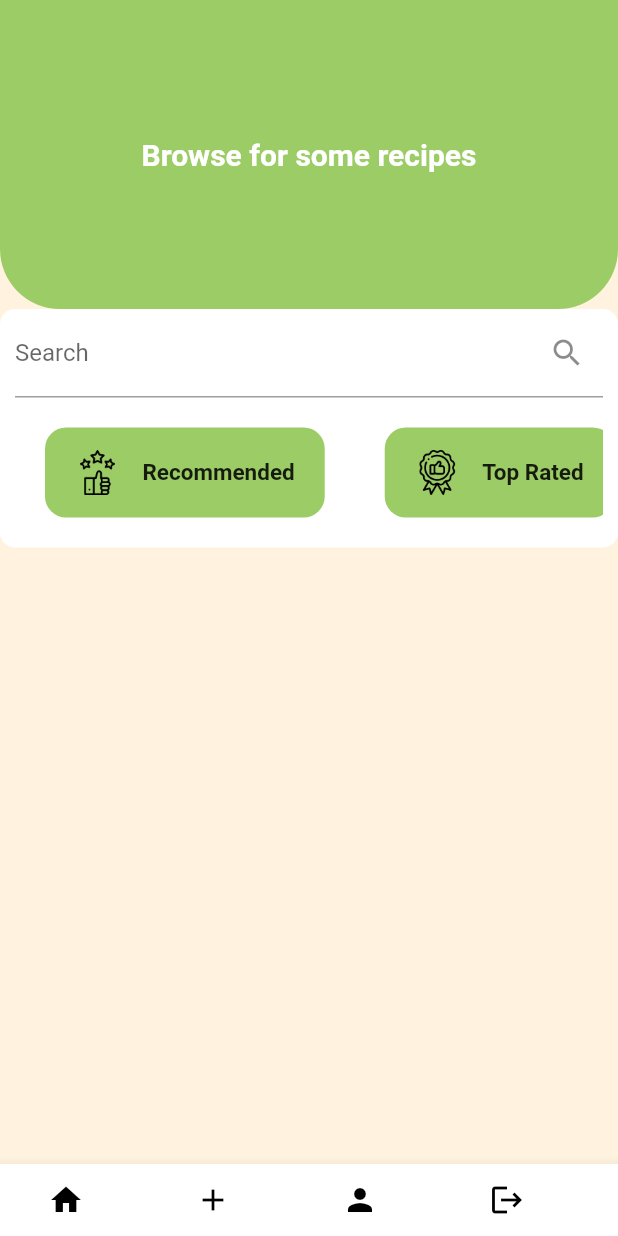
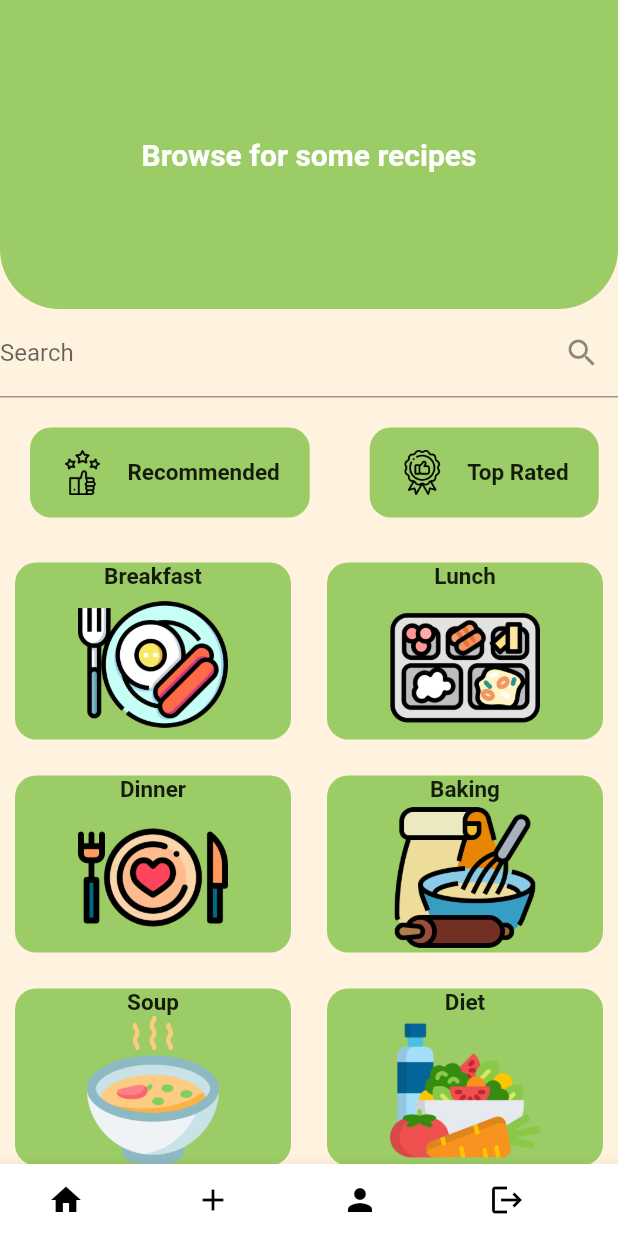
Before and after one commit to iwsajet/FYP-Recipe-Recommendation-App, a Flutter app: the HomePage screen opened directly, on a phone screen of 412 x 824 dp. Run offline on Flutter 3.47's test engine with Material 2 defaults, Android fonts, the phone set to English and light mode, and no system bars; our stand-ins replace dotted_border, flutter_rating_bar, form_field_validator, image_picker; missing offline and left inert: flutter_input_chips; network calls fail; statements that could not run were skipped.

Commit message:
get provider commit

```diff
--- a/fyp_recipe_app/lib/custom_widget/add_ingredient.dart
+++ b/fyp_recipe_app/lib/custom_widget/add_ingredient.dart
@@ -18,7 +18,7 @@ class IngredientRow extends StatelessWidget {
   Widget build(BuildContext context) {
     return Row(
       children: [
-        Container(
+        SizedBox(
           width: 100,
           child: TextFormField(
             controller: quantityController,
@@ -28,7 +28,7 @@ class IngredientRow extends StatelessWidget {
             maxLength: 80,
           ),
         ),
-        Container(
+        SizedBox(
           width: 120,
           child: TextFormField(
             controller: nameController,
--- a/fyp_recipe_app/lib/custom_widget/add_instructions.dart
+++ b/fyp_recipe_app/lib/custom_widget/add_instructions.dart
@@ -15,7 +15,7 @@ class AddInstructions extends StatelessWidget {
   Widget build(BuildContext context) {
     return Row(
       children: [
-        Container(
+        SizedBox(
           width: 100,
           child: TextFormField(
             controller: ingredientController,
--- /dev/null
+++ b/fyp_recipe_app/lib/custom_widget/search_bar.dart
@@ -0,0 +1,16 @@
+import 'package:flutter/material.dart';
+
+class SearchBarWidget extends StatelessWidget {
+  const SearchBarWidget({super.key, required this.searchController});
+  final TextEditingController searchController;
+  @override
+  Widget build(BuildContext context) {
+    return TextFormField(
+      controller: searchController,
+      decoration: const InputDecoration(
+        labelText: 'Search',
+        suffixIcon: Icon(Icons.search),
+      ),
+    );
+  }
+}
--- a/fyp_recipe_app/lib/models/post_model.dart
+++ b/fyp_recipe_app/lib/models/recipe_model.dart
@@ -1,3 +1,6 @@
+
+import 'dart:io';
+
 import 'package:flutter/cupertino.dart';
 
 import 'ingredient_model.dart';
@@ -10,18 +13,18 @@ class RecipeModel {
     required this.recipeType,
     required this.ingredients,
     required this.instruction,
-    required this.preptime,
+    required this.preptime, required imageUrl,
     // required this.imageUrl,
     // this.originalUrl,
   });
-  Image? recipePic;
+  File? recipePic;
   int? id;
   String name;
   String recipeType;
   List<Ingredient> ingredients;
   List<String> instruction;
   String preptime;
-  // String? imageUrl;
+   String? imageUrl;
   // String? originalUrl;
 
   factory RecipeModel.fromJson(Map<String, dynamic> map) {
@@ -32,7 +35,7 @@ class RecipeModel {
       ingredients: map['ingredients'],
       instruction: map['instructions'],
     preptime: map['preptime'],
-    // imageUrl: map['imageUrl']
+    imageUrl: map['imageUrl']
      );
   }
 }
--- a/fyp_recipe_app/lib/screens/home_page.dart
+++ b/fyp_recipe_app/lib/screens/home_page.dart
@@ -1,8 +1,14 @@
 import 'package:flutter/material.dart';
+import 'package:flutter_staggered_grid_view/flutter_staggered_grid_view.dart';
 import 'package:fyp_recipe_app/app_properties.dart';
 import 'package:fyp_recipe_app/custom_widget/bottom_nav_bar.dart';
+import 'package:fyp_recipe_app/provider/get.search_results_provider.dart';
+import 'package:fyp_recipe_app/screens/search_result_page.dart';
+import 'package:provider/provider.dart';
 
+import '../custom_widget/search_bar.dart';
 import '../custom_widget/top_bar.dart';
+import '../network/api_response.dart';
 
 class HomePage extends StatefulWidget {
   const HomePage({super.key});
@@ -12,30 +18,45 @@ class HomePage extends StatefulWidget {
 }
 
 class _HomePageState extends State<HomePage> {
+  late final TextEditingController searchController;
+  late final GetSearchProvider searchProvider;
+  @override
+  void initState() {
+    searchController = TextEditingController();
+    searchProvider = context.read<GetSearchProvider>();
+    searchProvider.addListener(searchListner);
+    super.initState();
+  }
+void searchListner(){
+   if (searchProvider.getSearchResponse.status == Status.error) {
+      ScaffoldMessenger.of(context).showSnackBar(SnackBar(
+          content: Text(searchProvider.getSearchResponse.error.toString())));
+    } else if (searchProvider.getSearchResponse.status == Status.success) {
+      Navigator.of(context).push(
+          MaterialPageRoute(builder: ((context) => const SearchResult())),
+         );
+    }
+}
   @override
   Widget build(BuildContext context) {
     Size size = MediaQuery.of(context).size;
     return Scaffold(
       bottomNavigationBar: const BottomNavBar(),
-      body: SingleChildScrollView(
+      body: CustomScrollView(
         // padding: const EdgeInsets.all(20),
-        child: Stack(children: [
-          Column(children: [
-            const TopBar(
+        slivers: [
+          const SliverToBoxAdapter(
+            child: TopBar(
               title: 'Browse for some recipes',
             ),
-            Container(
-              padding: const EdgeInsets.symmetric(horizontal: 10),
-              decoration: BoxDecoration(
-                  borderRadius: BorderRadius.circular(10), color: Colors.white),
-              child: Column(children: [
-                TextFormField(
-                  decoration: const InputDecoration(
-                    labelText: 'Search',
-                    suffixIcon: Icon(Icons.search),
+          ),
+          SliverToBoxAdapter(
+            child: SearchBarWidget(
+              searchController: searchController,
             ),
           ),
-                SizedBox(
+          SliverToBoxAdapter(
+            child: SizedBox(
               height: 100,
               child: ListView(
                 scrollDirection: Axis.horizontal,
@@ -50,11 +71,28 @@ class _HomePageState extends State<HomePage> {
                   )
                 ],
               ),
-                )
-              ]),
             ),
-          ]),
-        ]),
+          ),
+          SliverToBoxAdapter(
+              child: SizedBox(
+            child: StaggeredGrid.count(
+              crossAxisCount: 2,
+              mainAxisSpacing: 4,
+              crossAxisSpacing: 4,
+              children: const [
+                RecipeTypeCard(
+                    image: 'assets/icons/breakfast.png', title: "Breakfast"),
+                RecipeTypeCard(image: 'assets/icons/meal.png', title: "Lunch"),
+                RecipeTypeCard(
+                    image: 'assets/icons/dinner.png', title: "Dinner"),
+                RecipeTypeCard(image: 'assets/icons/bake.png', title: "Baking"),
+                RecipeTypeCard(
+                    image: 'assets/icons/hot-soup.png', title: "Soup"),
+                RecipeTypeCard(image: 'assets/icons/diet.png', title: "Diet")
+              ],
+            ),
+          ))
+        ],
       ),
     );
   }
@@ -103,14 +141,43 @@ class HomePageCards extends StatelessWidget {
 }
 
 class RecipeTypeCard extends StatelessWidget {
-  const RecipeTypeCard({super.key});
+  const RecipeTypeCard({
+    super.key,
+    required this.image,
+    required this.title,
+  });
+  final String image;
+  final String title;
 
   @override
   Widget build(BuildContext context) {
     return Padding(
-      padding: EdgeInsets.all(10),
-      child: Card(),
-
+      padding: const EdgeInsets.all(10),
+      child: GestureDetector(
+        onTap: () {},
+        child: Container(
+          // padding: const EdgeInsets.symmetric(horizontal: 100, vertical: 100),
+          decoration: BoxDecoration(
+              borderRadius: BorderRadius.circular(14),
+              color: AppColor.secondary),
+          child: Column(
+            children: [
+              Text(
+                title,
+                style:
+                    const TextStyle(fontSize: 15, fontWeight: FontWeight.bold),
+              ),
+              const SizedBox(
+                width: 15,
+              ),
+              Image.asset(
+                image,
+                height: 100,
+              ),
+            ],
+          ),
+        ),
+      ),
     );
   }
 }
--- a/fyp_recipe_app/lib/screens/posts_tab.dart
+++ b/fyp_recipe_app/lib/screens/posts_tab.dart
@@ -1,7 +1,7 @@
 import 'package:flutter/material.dart';
 import 'package:fyp_recipe_app/screens/recipe_page.dart';
 
-import '../models/post_model.dart';
+import '../models/recipe_model.dart';
 
 class PostTab extends StatefulWidget {
   const PostTab({super.key});
@@ -37,13 +37,13 @@ class RecipeCard extends StatelessWidget {
             fit: BoxFit.contain,
             width: MediaQuery.of(context).size.width / 3,
             height: 100,
-            errorBuilder: (context, error, stackTrace) => Icon(Icons.error),
+            errorBuilder: (context, error, stackTrace) => const Icon(Icons.error),
           ),
           // : const SizedBox(),
           //name or title of recipe
           Flexible(
               child: Padding(
-            padding: EdgeInsets.all(10),
+            padding: const EdgeInsets.all(10),
             child: Column(
               crossAxisAlignment: CrossAxisAlignment.start,
               children: [
--- a/fyp_recipe_app/lib/screens/profile_page.dart
+++ b/fyp_recipe_app/lib/screens/profile_page.dart
@@ -24,7 +24,7 @@ class _UserProfileState extends State<UserProfile>
     return Scaffold(
       bottomNavigationBar: const BottomNavBar(),
       body: Container(
-        padding: EdgeInsets.all(24),
+        padding: const EdgeInsets.all(24),
         height: MediaQuery.of(context).size.height,
         child: Column(
           children: [
--- a/fyp_recipe_app/lib/screens/recipe_page.dart
+++ b/fyp_recipe_app/lib/screens/recipe_page.dart
@@ -13,6 +13,7 @@ class _RecipePageState extends State<RecipePage> {
   @override
   Widget build(BuildContext context) {
     return Scaffold(
+        appBar: AppBar(),
         body: SingleChildScrollView(
           child: Column(
             children: [
@@ -82,7 +83,7 @@ class _RecipePageState extends State<RecipePage> {
               //comments
               Container(
                   child: Column(children: [
-            Text("Comments"),
+                const Text("Comments"),
                 TextFormField(
                   decoration: const InputDecoration(
                     labelText: 'Share your comment',
```
Also changed, not shown: fyp_recipe_app/lib/custom_widget/ingredient_row.dart (added, +68 -0 lines), fyp_recipe_app/lib/custom_widget/kebab_menu.dart (added, +26 -0 lines), fyp_recipe_app/lib/custom_widget/sort_button.dart (added, +39 -0 lines), fyp_recipe_app/lib/main.dart (+11 -2 lines), fyp_recipe_app/lib/provider/get.search_results_provider.dart (added, +36 -0 lines), fyp_recipe_app/lib/provider/get_recipe_provider.dart (added, +38 -0 lines), fyp_recipe_app/lib/provider/post_recipe_provider.dart (+7 -3 lines), fyp_recipe_app/lib/screens/post_recipe_form.dart (+67 -89 lines), fyp_recipe_app/lib/screens/search_result_page.dart (+23 -49 lines), fyp_recipe_app/lib/services/auth_service.dart (+32 -2 lines), fyp_recipe_app/assets/icons/dinner.png (added), fyp_recipe_app/pubspec.lock. Lines whose indentation alone changed are shown as unchanged.
